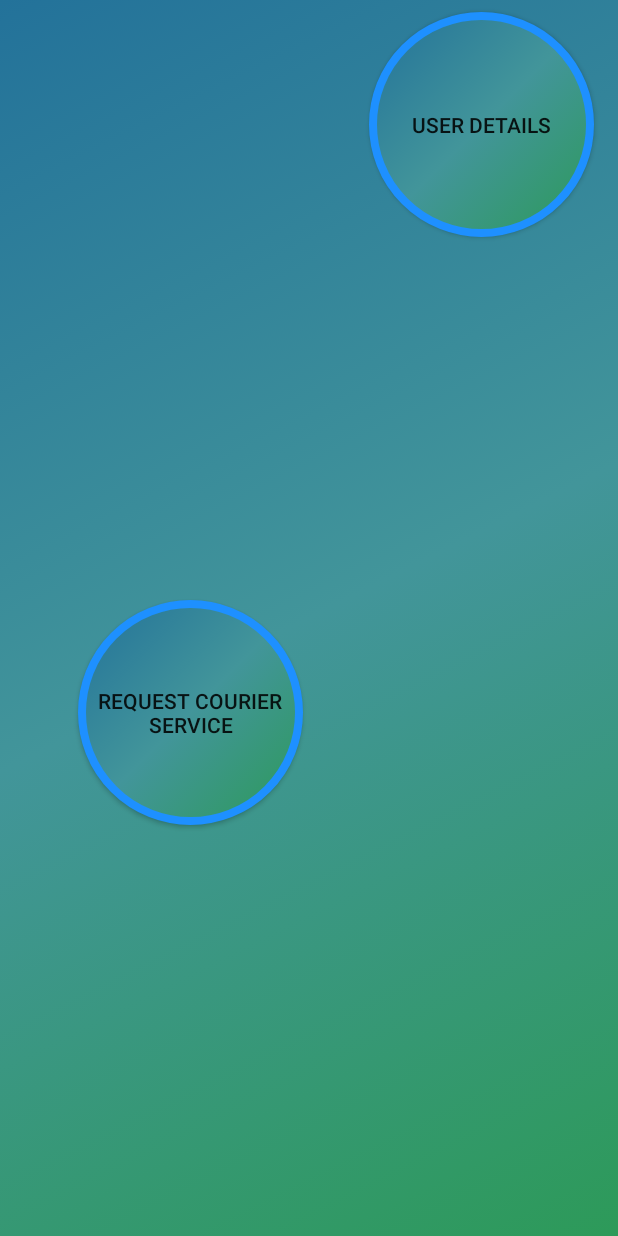
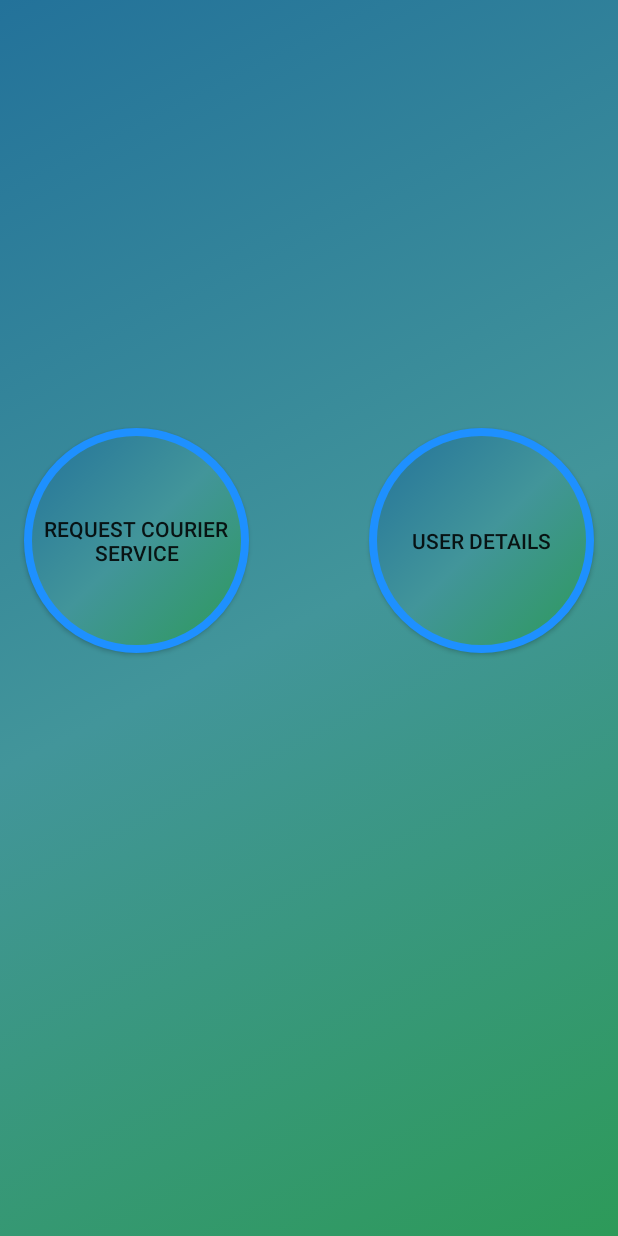
Before and after one commit to mhamwala/EnterpriseDonut, an Android app: the UserActivity screen opened directly, with no data from a screen before it, on a phone screen of 412 x 824 dp. Run offline under Robolectric (Android 15) with nearby library versions, the phone set to English and light mode, and no system bars.

Commit message:
changed layout of button
moved posisition of buttons so that they were in the middle

```diff
--- a/app/src/main/res/layout/activity_user.xml
+++ b/app/src/main/res/layout/activity_user.xml
@@ -14,16 +14,19 @@
         android:layout_height="150dp"
         android:layout_marginBottom="8dp"
         android:layout_marginEnd="8dp"
+        android:layout_marginLeft="16dp"
         android:layout_marginStart="16dp"
         android:layout_marginTop="8dp"
+
         android:background="@drawable/button_circle"
-
         android:text="Request courier service"
         app:layout_constraintBottom_toBottomOf="parent"
-        app:layout_constraintEnd_toStartOf="@+id/userDetails"
+        app:layout_constraintEnd_toEndOf="parent"
+        app:layout_constraintHorizontal_bias="0.0"
+        app:layout_constraintLeft_toLeftOf="parent"
         app:layout_constraintStart_toStartOf="parent"
         app:layout_constraintTop_toTopOf="parent"
-        app:layout_constraintVertical_bias="0.596" />
+        app:layout_constraintVertical_bias="0.421" />
 
     <Button
         android:id="@+id/userDetails"
@@ -32,13 +35,17 @@
         android:layout_marginBottom="8dp"
         android:layout_marginEnd="16dp"
         android:layout_marginRight="16dp"
+        android:layout_marginStart="8dp"
         android:layout_marginTop="8dp"
         android:background="@drawable/button_circle"
         android:text="@string/userDetails"
+        app:layout_constraintBottom_toBottomOf="parent"
         app:layout_constraintEnd_toEndOf="parent"
+        app:layout_constraintHorizontal_bias="1.0"
         app:layout_constraintRight_toRightOf="parent"
+        app:layout_constraintStart_toEndOf="@+id/requestCourier"
         app:layout_constraintTop_toTopOf="parent"
-        app:layout_constraintVertical_bias="0.596" />
+        app:layout_constraintVertical_bias="0.421" />
 
 
 </android.support.constraint.ConstraintLayout>
```
